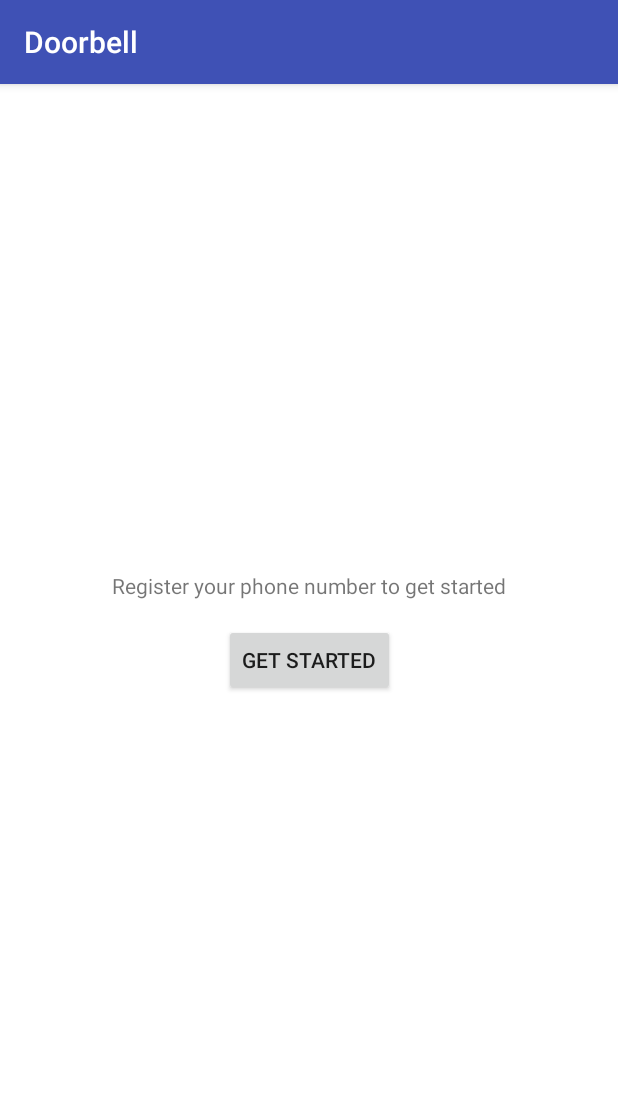
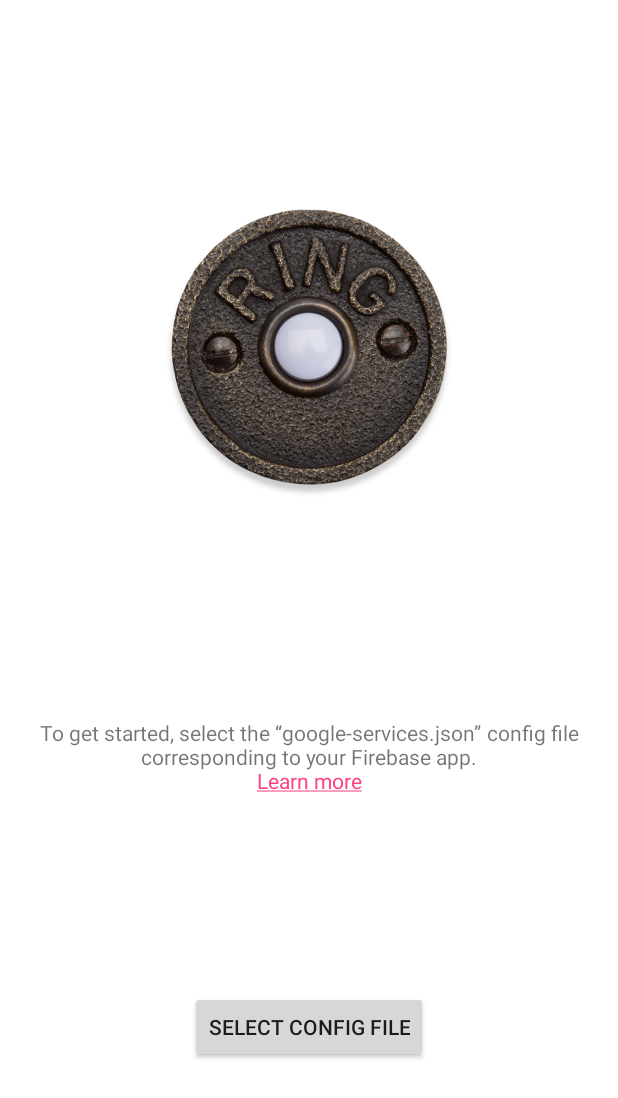
Before and after one commit to heston/ding-dong-ditch-android, an Android app: the screen it shows after launch (MainActivity before the commit, SetupActivity after it), on a phone screen of 412 x 824 dp. Shown: the top 1098 px of the screen. Run offline under Robolectric (Android 15) with nearby library versions, the phone set to English and light mode, and no system bars; our stand-ins replace Firebase (no records; nobody signed in at launch, a user with empty details on screens opened directly); libraries missing offline, so code that uses them is left out: com.firebase.ui.

Commit message:
Made Firebase project configurable
This allows the user to select a google-services.json file
during setup, instead of relying on the one bundled with the
app.

```diff
--- a/app/src/main/java/com/hestonliebowitz/dingdongditch/MainActivity.java
+++ b/app/src/main/java/com/hestonliebowitz/dingdongditch/MainActivity.java
@@ -1,8 +1,10 @@
 package com.hestonliebowitz.dingdongditch;
 
 import android.content.Intent;
+import android.content.SharedPreferences;
+import android.os.Bundle;
+import android.preference.PreferenceManager;
 import android.support.v7.app.AppCompatActivity;
-import android.os.Bundle;
 import android.view.View;
 import android.widget.Button;
 import android.widget.Toast;
@@ -16,76 +18,25 @@ import java.util.Arrays;
 
 public class MainActivity extends AppCompatActivity {
 
-    private static final int RC_SIGN_IN = 107;
-
     @Override
     protected void onCreate(Bundle savedInstanceState) {
         super.onCreate(savedInstanceState);
 
-        final FirebaseAuth auth = FirebaseAuth.getInstance();
-        if (auth.getCurrentUser() != null) {
-            startActivity(new Intent(this, PrefActivity.class));
+        final SharedPreferences settings = PreferenceManager.getDefaultSharedPreferences(this);
+        final String firebaseAppId = settings.getString(getString(R.string.firebase_pref_app_id), null);
+        if (firebaseAppId == null) {
+            startActivity(new Intent(this, SetupActivity.class));
             finish();
-        } else {
-            setContentView(R.layout.activity_main);
+            return;
         }
 
-        final Button loginButton = findViewById(R.id.login);
-        if (loginButton != null) {
-            loginButton.setOnClickListener(new View.OnClickListener() {
-                @Override
-                public void onClick(View view) {
-                    startActivityForResult(
-                            // Get an instance of AuthUI based on the default app
-                            AuthUI
-                                    .getInstance()
-                                    .createSignInIntentBuilder()
-                                    .setAvailableProviders(
-                                            Arrays.asList(
-                                                    new AuthUI.IdpConfig.Builder(AuthUI.PHONE_VERIFICATION_PROVIDER).build()
-                                            )
-                                    )
-                                    .build(),
-                            RC_SIGN_IN);
-                }
-            });
+        final FirebaseAuth auth = FirebaseAuth.getInstance();
+        if (auth.getCurrentUser() == null) {
+            startActivity(new Intent(this, LoginActivity.class));
+        } else {
+
+            startActivity(new Intent(this, PrefActivity.class));
         }
-    }
-
-    protected void onActivityResult(int requestCode, int resultCode, Intent data) {
-        super.onActivityResult(requestCode, resultCode, data);
-
-        if (requestCode == RC_SIGN_IN) {
-            IdpResponse response = IdpResponse.fromResultIntent(data);
-
-            // Successfully signed in
-            if (resultCode == RESULT_OK) {
-                startActivity(new Intent(this, PrefActivity.class));
-                finish();
-            } else {
-                // Sign in failed
-                if (response != null) {
-                    int errCode = response.getErrorCode();
-                    switch (errCode) {
-                        case ErrorCodes.NO_NETWORK:
-                            Toast
-                                    .makeText(
-                                            this,
-                                            R.string.no_internet_connection,
-                                            Toast.LENGTH_SHORT)
-                                    .show();
-                            break;
-                        case ErrorCodes.UNKNOWN_ERROR:
-                            Toast
-                                    .makeText(
-                                            this,
-                                            R.string.unknown_error,
-                                            Toast.LENGTH_SHORT)
-                                    .show();
-                            break;
-                    }
-                }
-            }
-        }
+        finish();
     }
 }
--- a/app/src/main/java/com/hestonliebowitz/dingdongditch/MessageService.java
+++ b/app/src/main/java/com/hestonliebowitz/dingdongditch/MessageService.java
@@ -4,7 +4,6 @@ import android.app.NotificationManager;
 import android.app.PendingIntent;
 import android.content.Context;
 import android.content.Intent;
-import android.media.RingtoneManager;
 import android.net.Uri;
 import android.support.v4.app.NotificationCompat;
 import android.util.Log;
@@ -42,7 +41,7 @@ public class MessageService extends FirebaseMessagingService {
      * @param messageBody FCM message body received.
      */
     private void sendNotification(String messageTitle, String messageBody) {
-        Intent mainIntent = new Intent(this, MainActivity.class);
+        Intent mainIntent = new Intent(this, LoginActivity.class);
         mainIntent.addFlags(Intent.FLAG_ACTIVITY_CLEAR_TOP);
         PendingIntent mainPendingIntent = PendingIntent.getActivity(
                 this,
--- /dev/null
+++ b/app/src/main/res/layout/activity_setup.xml
@@ -0,0 +1,52 @@
+<?xml version="1.0" encoding="utf-8"?>
+<android.support.constraint.ConstraintLayout xmlns:android="http://schemas.android.com/apk/res/android"
+    xmlns:app="http://schemas.android.com/apk/res-auto"
+    xmlns:tools="http://schemas.android.com/tools"
+    android:layout_width="match_parent"
+    android:layout_height="match_parent"
+    tools:context="com.hestonliebowitz.dingdongditch.SetupActivity">
+
+    <ImageView
+        android:id="@+id/image"
+        android:layout_width="200dp"
+        android:layout_height="200dp"
+        android:layout_marginBottom="16dp"
+        android:layout_marginEnd="16dp"
+        android:layout_marginStart="16dp"
+        android:layout_marginTop="16dp"
+        android:contentDescription="@string/app_name"
+        android:src="@drawable/ic_launcher_ring"
+        app:layout_constraintBottom_toTopOf="@+id/textView"
+        app:layout_constraintEnd_toEndOf="parent"
+        app:layout_constraintStart_toStartOf="parent"
+        app:layout_constraintTop_toTopOf="parent" />
+
+    <TextView
+        android:id="@+id/textView"
+        android:layout_width="match_parent"
+        android:layout_height="wrap_content"
+
+        android:layout_marginLeft="16dp"
+        android:layout_marginRight="16dp"
+        android:text="@string/setup_summary"
+        android:gravity="center_horizontal"
+        android:layout_marginBottom="16dp"
+        android:layout_marginTop="16dp"
+        app:layout_constraintTop_toBottomOf="@+id/image"
+        app:layout_constraintBottom_toTopOf="@+id/setup"/>
+    <Button
+        android:id="@+id/setup"
+        android:layout_width="wrap_content"
+        android:layout_height="wrap_content"
+        android:text="@string/setup_button"
+        tools:layout_constraintTop_creator="1"
+        tools:layout_constraintRight_creator="1"
+        tools:layout_constraintBottom_creator="1"
+        app:layout_constraintBottom_toBottomOf="parent"
+        app:layout_constraintRight_toRightOf="parent"
+        tools:layout_constraintLeft_creator="1"
+        app:layout_constraintLeft_toLeftOf="parent"
+        app:layout_constraintTop_toBottomOf="@+id/textView"
+        android:layout_marginLeft="16dp"
+        android:layout_marginRight="16dp" />
+</android.support.constraint.ConstraintLayout>
--- /dev/null
+++ b/app/src/main/res/values/dimens.xml
@@ -0,0 +1,3 @@
+<resources>
+    <dimen name="fab_margin">16dp</dimen>
+</resources>
--- a/app/src/main/res/values/strings.xml
+++ b/app/src/main/res/values/strings.xml
@@ -10,8 +10,8 @@
     <string name="notification_channel_description">Notifications from your doorbell</string>
 
 
-    <string name="login_button">Get Started</string>
-    <string name="login_summary">Register your phone number to get started</string>
+    <string name="login_button">Sign In</string>
+    <string name="login_summary">Register your phone number to continue</string>
 
     <string name="sign_in_cancelled">Login cancelled</string>
     <string name="no_internet_connection">No Internet connection available</string>
@@ -34,4 +34,16 @@
     <string name="unlock_action_id">unlockGate</string>
     <string name="unlock_confirmation">Gate unlocked</string>
     <string name="unlock_failed">Could not unlock gate</string>
+    <string name="title_activity_setup">SetupActivity</string>
+
+    <string name="firebase_pref_app_id">firebaseAppId</string>
+    <string name="firebase_pref_api_key">firebaseApiKey</string>
+    <string name="firebase_pref_database_url">firebaseDatabaseUrl</string>
+    <string name="firebase_pref_storage_bucket">firebaseStorageBucket</string>
+
+    <string name="firebase_init_error">Error starting Firebase</string>
+    <string name="setup_summary">To get started, select the “google-services.json” config file corresponding to your Firebase app.\n<a href="https://support.google.com/firebase/answer/7015592?hl=en">Learn more</a></string>
+    <string name="setup_button">Select Config File</string>
+
+    <string name="toolbar_action_reset">Reset config</string>
 </resources>
--- a/app/src/main/res/values/styles.xml
+++ b/app/src/main/res/values/styles.xml
@@ -9,4 +9,13 @@
         <item name="android:windowBackground">@color/cardview_light_background</item>
     </style>
 
+    <style name="AppTheme.NoActionBar">
+        <item name="windowActionBar">false</item>
+        <item name="windowNoTitle">true</item>
+    </style>
+
+    <style name="AppTheme.AppBarOverlay" parent="ThemeOverlay.AppCompat.Dark.ActionBar" />
+
+    <style name="AppTheme.PopupOverlay" parent="ThemeOverlay.AppCompat.Light" />
+
 </resources>
```
Also changed, not shown: app/src/main/AndroidManifest.xml (+17 -2 lines), app/src/main/java/com/hestonliebowitz/dingdongditch/FirebaseContentProvider.java (added, +45 -0 lines), app/src/main/java/com/hestonliebowitz/dingdongditch/FirebaseInit.java (added, +102 -0 lines), app/src/main/java/com/hestonliebowitz/dingdongditch/LoginActivity.java (added, +105 -0 lines), app/src/main/java/com/hestonliebowitz/dingdongditch/PrefActivity.java (+33 -18 lines), app/src/main/java/com/hestonliebowitz/dingdongditch/SetupActivity.java (added, +112 -0 lines), app/src/main/res/layout/activity_login.xml (renamed from app/src/main/res/layout/activity_main.xml, +22 -13 lines), app/src/main/res/layout/activity_pref.xml (+8 -0 lines), app/src/main/res/menu/toolbar.xml (added, +7 -0 lines), app/src/main/res/drawable/ic_launcher_ring.png (renamed from app/src/main/ic_launcher_ring-web.png).
